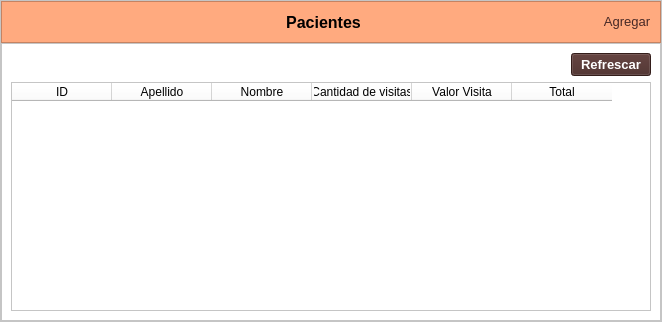
First picture: the form in gui/profesionales/listado_pacientes_profesional.ui, repository ayenaccarato/Marcanac, before the edit.
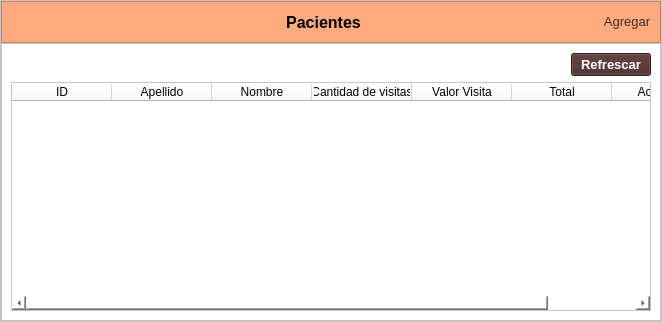
Second picture: the form after the edit. Icons and pictures are not drawn.

```diff
--- a/gui/profesionales/listado_pacientes_profesional.ui
+++ b/gui/profesionales/listado_pacientes_profesional.ui
@@ -245,6 +245,11 @@
                 <string>Total</string>
                </property>
               </column>
+              <column>
+               <property name="text">
+                <string>Acciones</string>
+               </property>
+              </column>
              </widget>
             </item>
             <item row="0" column="1">
```
